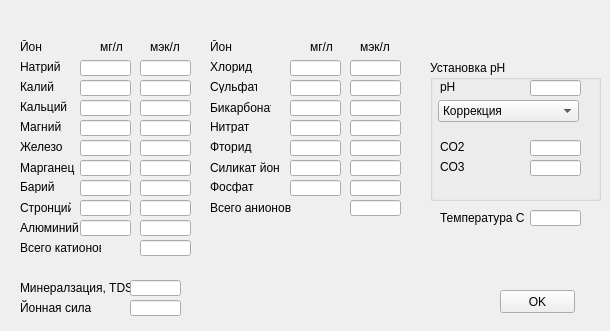
Before: the Qt Designer form Osmos/second.ui in EvgenySavushkin/QtOsmos, drawn with Qt 5.
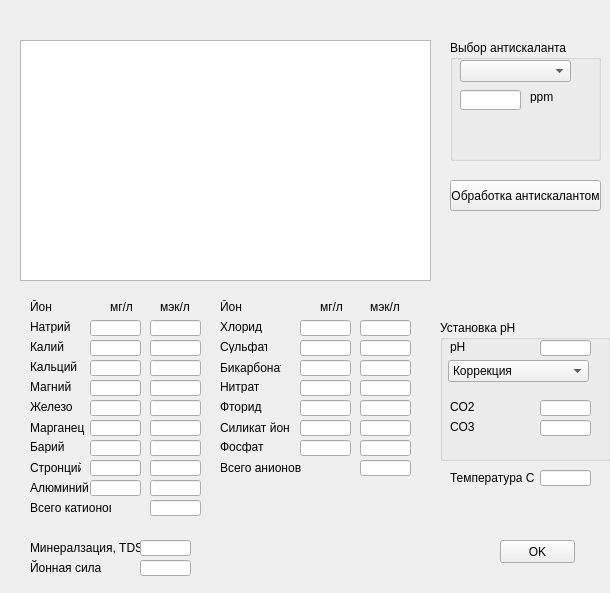
After: the same form once the commit is applied.

Patch:
```diff
--- a/Osmos/second.ui
+++ b/Osmos/second.ui
@@ -7,14 +7,14 @@
     <x>0</x>
     <y>0</y>
     <width>610</width>
-    <height>331</height>
+    <height>593</height>
    </rect>
   </property>
   <widget class="QLabel" name="label_26">
    <property name="geometry">
     <rect>
-     <x>440</x>
-     <y>210</y>
+     <x>450</x>
+     <y>470</y>
      <width>91</width>
      <height>16</height>
     </rect>
@@ -26,8 +26,8 @@
   <widget class="QLabel" name="label_8">
    <property name="geometry">
     <rect>
-     <x>210</x>
-     <y>200</y>
+     <x>220</x>
+     <y>460</y>
      <width>81</width>
      <height>16</height>
     </rect>
@@ -39,8 +39,8 @@
   <widget class="QLabel" name="label_18">
    <property name="geometry">
     <rect>
-     <x>20</x>
-     <y>280</y>
+     <x>30</x>
+     <y>540</y>
      <width>111</width>
      <height>16</height>
     </rect>
@@ -52,8 +52,8 @@
   <widget class="QLabel" name="label_16">
    <property name="geometry">
     <rect>
-     <x>20</x>
-     <y>200</y>
+     <x>30</x>
+     <y>460</y>
      <width>51</width>
      <height>16</height>
     </rect>
@@ -65,8 +65,8 @@
   <widget class="QLabel" name="label_28">
    <property name="geometry">
     <rect>
-     <x>210</x>
-     <y>80</y>
+     <x>220</x>
+     <y>340</y>
      <width>47</width>
      <height>13</height>
     </rect>
@@ -78,8 +78,8 @@
   <widget class="QLabel" name="label_3">
    <property name="geometry">
     <rect>
-     <x>150</x>
-     <y>40</y>
+     <x>160</x>
+     <y>300</y>
      <width>47</width>
      <height>13</height>
     </rect>
@@ -91,8 +91,8 @@
   <widget class="QLineEdit" name="lineEdit_8">
    <property name="geometry">
     <rect>
-     <x>80</x>
-     <y>160</y>
+     <x>90</x>
+     <y>420</y>
      <width>51</width>
      <height>16</height>
     </rect>
@@ -101,8 +101,8 @@
   <widget class="QLabel" name="label_29">
    <property name="geometry">
     <rect>
-     <x>210</x>
-     <y>100</y>
+     <x>220</x>
+     <y>360</y>
      <width>61</width>
      <height>16</height>
     </rect>
@@ -114,28 +114,34 @@
   <widget class="QLineEdit" name="lineEdit_28">
    <property name="geometry">
     <rect>
-     <x>140</x>
-     <y>100</y>
+     <x>150</x>
+     <y>360</y>
      <width>51</width>
      <height>16</height>
     </rect>
    </property>
+   <property name="readOnly">
+    <bool>true</bool>
+   </property>
   </widget>
   <widget class="QLineEdit" name="lineEdit_31">
    <property name="geometry">
     <rect>
-     <x>350</x>
-     <y>80</y>
+     <x>360</x>
+     <y>340</y>
      <width>51</width>
      <height>16</height>
     </rect>
    </property>
+   <property name="readOnly">
+    <bool>true</bool>
+   </property>
   </widget>
   <widget class="QLineEdit" name="lineEdit_36">
    <property name="geometry">
     <rect>
-     <x>350</x>
-     <y>60</y>
+     <x>360</x>
+     <y>320</y>
      <width>51</width>
      <height>16</height>
     </rect>
@@ -144,8 +150,8 @@
   <widget class="QLineEdit" name="lineEdit_3">
    <property name="geometry">
     <rect>
-     <x>80</x>
-     <y>100</y>
+     <x>90</x>
+     <y>360</y>
      <width>51</width>
      <height>16</height>
     </rect>
@@ -154,18 +160,21 @@
   <widget class="QLineEdit" name="lineEdit_40">
    <property name="geometry">
     <rect>
-     <x>350</x>
-     <y>140</y>
+     <x>360</x>
+     <y>400</y>
      <width>51</width>
      <height>16</height>
     </rect>
    </property>
+   <property name="readOnly">
+    <bool>true</bool>
+   </property>
   </widget>
   <widget class="QLabel" name="label_24">
    <property name="geometry">
     <rect>
-     <x>210</x>
-     <y>120</y>
+     <x>220</x>
+     <y>380</y>
      <width>47</width>
      <height>13</height>
     </rect>
@@ -177,28 +186,34 @@
   <widget class="QLineEdit" name="lineEdit_25">
    <property name="geometry">
     <rect>
-     <x>140</x>
-     <y>220</y>
+     <x>150</x>
+     <y>480</y>
      <width>51</width>
      <height>16</height>
     </rect>
    </property>
+   <property name="readOnly">
+    <bool>true</bool>
+   </property>
   </widget>
   <widget class="QLineEdit" name="lineEdit_38">
    <property name="geometry">
     <rect>
-     <x>350</x>
-     <y>100</y>
+     <x>360</x>
+     <y>360</y>
      <width>51</width>
      <height>16</height>
     </rect>
    </property>
+   <property name="readOnly">
+    <bool>true</bool>
+   </property>
   </widget>
   <widget class="QPushButton" name="pushButton_2">
    <property name="geometry">
     <rect>
      <x>500</x>
-     <y>290</y>
+     <y>540</y>
      <width>75</width>
      <height>23</height>
     </rect>
@@ -210,8 +225,8 @@
   <widget class="QLabel" name="label_7">
    <property name="geometry">
     <rect>
-     <x>20</x>
-     <y>240</y>
+     <x>30</x>
+     <y>500</y>
      <width>81</width>
      <height>16</height>
     </rect>
@@ -223,18 +238,21 @@
   <widget class="QLineEdit" name="lineEdit_39">
    <property name="geometry">
     <rect>
-     <x>350</x>
-     <y>160</y>
+     <x>360</x>
+     <y>420</y>
      <width>51</width>
      <height>16</height>
     </rect>
    </property>
+   <property name="readOnly">
+    <bool>true</bool>
+   </property>
   </widget>
   <widget class="QLabel" name="label_19">
    <property name="geometry">
     <rect>
-     <x>210</x>
-     <y>60</y>
+     <x>220</x>
+     <y>320</y>
      <width>47</width>
      <height>13</height>
     </rect>
@@ -246,8 +264,8 @@
   <widget class="QLabel" name="label_5">
    <property name="geometry">
     <rect>
-     <x>360</x>
-     <y>40</y>
+     <x>370</x>
+     <y>300</y>
      <width>47</width>
      <height>13</height>
     </rect>
@@ -259,8 +277,8 @@
   <widget class="QLineEdit" name="lineEdit">
    <property name="geometry">
     <rect>
-     <x>80</x>
-     <y>60</y>
+     <x>90</x>
+     <y>320</y>
      <width>51</width>
      <height>16</height>
     </rect>
@@ -269,31 +287,34 @@
   <widget class="QLineEdit" name="lineEdit_21">
    <property name="geometry">
     <rect>
-     <x>140</x>
-     <y>80</y>
+     <x>150</x>
+     <y>340</y>
      <width>51</width>
      <height>16</height>
     </rect>
    </property>
+   <property name="readOnly">
+    <bool>true</bool>
+   </property>
   </widget>
   <widget class="QLineEdit" name="lineEdit_32">
    <property name="geometry">
     <rect>
-     <x>130</x>
-     <y>280</y>
+     <x>140</x>
+     <y>540</y>
      <width>51</width>
      <height>16</height>
     </rect>
    </property>
    <property name="readOnly">
-    <bool>false</bool>
+    <bool>true</bool>
    </property>
   </widget>
   <widget class="QLineEdit" name="lineEdit_9">
    <property name="geometry">
     <rect>
-     <x>80</x>
-     <y>140</y>
+     <x>90</x>
+     <y>400</y>
      <width>51</width>
      <height>16</height>
     </rect>
@@ -302,18 +323,21 @@
   <widget class="QLineEdit" name="lineEdit_34">
    <property name="geometry">
     <rect>
-     <x>350</x>
-     <y>120</y>
+     <x>360</x>
+     <y>380</y>
      <width>51</width>
      <height>16</height>
     </rect>
    </property>
+   <property name="readOnly">
+    <bool>true</bool>
+   </property>
   </widget>
   <widget class="QLabel" name="label_25">
    <property name="geometry">
     <rect>
-     <x>210</x>
-     <y>160</y>
+     <x>220</x>
+     <y>420</y>
      <width>71</width>
      <height>16</height>
     </rect>
@@ -325,8 +349,8 @@
   <widget class="QGroupBox" name="groupBox">
    <property name="geometry">
     <rect>
-     <x>430</x>
-     <y>60</y>
+     <x>440</x>
+     <y>320</y>
      <width>171</width>
      <height>141</height>
     </rect>
@@ -433,8 +457,8 @@
   <widget class="QLabel" name="label_9">
    <property name="geometry">
     <rect>
-     <x>20</x>
-     <y>60</y>
+     <x>30</x>
+     <y>320</y>
      <width>47</width>
      <height>13</height>
     </rect>
@@ -446,8 +470,8 @@
   <widget class="QLineEdit" name="lineEdit_35">
    <property name="geometry">
     <rect>
-     <x>130</x>
-     <y>300</y>
+     <x>140</x>
+     <y>560</y>
      <width>51</width>
      <height>16</height>
     </rect>
@@ -459,8 +483,8 @@
   <widget class="QLineEdit" name="lineEdit_2">
    <property name="geometry">
     <rect>
-     <x>80</x>
-     <y>80</y>
+     <x>90</x>
+     <y>340</y>
      <width>51</width>
      <height>16</height>
     </rect>
@@ -469,8 +493,8 @@
   <widget class="QLineEdit" name="lineEdit_5">
    <property name="geometry">
     <rect>
-     <x>80</x>
-     <y>200</y>
+     <x>90</x>
+     <y>460</y>
      <width>51</width>
      <height>16</height>
     </rect>
@@ -479,8 +503,8 @@
   <widget class="QLineEdit" name="lineEdit_14">
    <property name="geometry">
     <rect>
-     <x>290</x>
-     <y>120</y>
+     <x>300</x>
+     <y>380</y>
      <width>51</width>
      <height>16</height>
     </rect>
@@ -489,8 +513,8 @@
   <widget class="QLabel" name="label_14">
    <property name="geometry">
     <rect>
-     <x>20</x>
-     <y>160</y>
+     <x>30</x>
+     <y>420</y>
      <width>61</width>
      <height>16</height>
     </rect>
@@ -502,8 +526,8 @@
   <widget class="QLabel" name="label_17">
    <property name="geometry">
     <rect>
-     <x>20</x>
-     <y>220</y>
+     <x>30</x>
+     <y>480</y>
      <width>61</width>
      <height>16</height>
     </rect>
@@ -515,8 +539,8 @@
   <widget class="QLineEdit" name="lineEdit_7">
    <property name="geometry">
     <rect>
-     <x>290</x>
-     <y>80</y>
+     <x>300</x>
+     <y>340</y>
      <width>51</width>
      <height>16</height>
     </rect>
@@ -525,18 +549,21 @@
   <widget class="QLineEdit" name="lineEdit_23">
    <property name="geometry">
     <rect>
-     <x>140</x>
-     <y>180</y>
+     <x>150</x>
+     <y>440</y>
      <width>51</width>
      <height>16</height>
     </rect>
    </property>
+   <property name="readOnly">
+    <bool>true</bool>
+   </property>
   </widget>
   <widget class="QLineEdit" name="lineEdit_13">
    <property name="geometry">
     <rect>
-     <x>290</x>
-     <y>180</y>
+     <x>300</x>
+     <y>440</y>
      <width>51</width>
      <height>16</height>
     </rect>
@@ -545,8 +572,8 @@
   <widget class="QLabel" name="label_4">
    <property name="geometry">
     <rect>
-     <x>210</x>
-     <y>40</y>
+     <x>220</x>
+     <y>300</y>
      <width>47</width>
      <height>13</height>
     </rect>
@@ -558,18 +585,21 @@
   <widget class="QLineEdit" name="lineEdit_24">
    <property name="geometry">
     <rect>
-     <x>140</x>
-     <y>120</y>
+     <x>150</x>
+     <y>380</y>
      <width>51</width>
      <height>16</height>
     </rect>
    </property>
+   <property name="readOnly">
+    <bool>true</bool>
+   </property>
   </widget>
   <widget class="QLineEdit" name="lineEdit_15">
    <property name="geometry">
     <rect>
-     <x>530</x>
-     <y>210</y>
+     <x>540</x>
+     <y>470</y>
      <width>51</width>
      <height>16</height>
     </rect>
@@ -578,8 +608,8 @@
   <widget class="QLineEdit" name="lineEdit_22">
    <property name="geometry">
     <rect>
-     <x>140</x>
-     <y>240</y>
+     <x>150</x>
+     <y>500</y>
      <width>51</width>
      <height>16</height>
     </rect>
@@ -591,8 +621,8 @@
   <widget class="QLabel" name="label_12">
    <property name="geometry">
     <rect>
-     <x>20</x>
-     <y>120</y>
+     <x>30</x>
+     <y>380</y>
      <width>47</width>
      <height>13</height>
     </rect>
@@ -604,8 +634,8 @@
   <widget class="QLineEdit" name="lineEdit_4">
    <property name="geometry">
     <rect>
-     <x>80</x>
-     <y>180</y>
+     <x>90</x>
+     <y>440</y>
      <width>51</width>
      <height>16</height>
     </rect>
@@ -614,8 +644,8 @@
   <widget class="QLabel" name="label_2">
    <property name="geometry">
     <rect>
-     <x>100</x>
-     <y>40</y>
+     <x>110</x>
+     <y>300</y>
      <width>47</width>
      <height>13</height>
     </rect>
@@ -627,8 +657,8 @@
   <widget class="QLineEdit" name="lineEdit_18">
    <property name="geometry">
     <rect>
-     <x>290</x>
-     <y>100</y>
+     <x>300</x>
+     <y>360</y>
      <width>51</width>
      <height>16</height>
     </rect>
@@ -637,28 +667,34 @@
   <widget class="QLineEdit" name="lineEdit_27">
    <property name="geometry">
     <rect>
-     <x>140</x>
-     <y>200</y>
+     <x>150</x>
+     <y>460</y>
      <width>51</width>
      <height>16</height>
     </rect>
    </property>
+   <property name="readOnly">
+    <bool>true</bool>
+   </property>
   </widget>
   <widget class="QLineEdit" name="lineEdit_29">
    <property name="geometry">
     <rect>
-     <x>140</x>
-     <y>160</y>
+     <x>150</x>
+     <y>420</y>
      <width>51</width>
      <height>16</height>
     </rect>
    </property>
+   <property name="readOnly">
+    <bool>true</bool>
+   </property>
   </widget>
   <widget class="QLineEdit" name="lineEdit_19">
    <property name="geometry">
     <rect>
-     <x>290</x>
-     <y>160</y>
+     <x>300</x>
+     <y>420</y>
      <width>51</width>
      <height>16</height>
     </rect>
@@ -667,8 +703,8 @@
   <widget class="QLineEdit" name="lineEdit_11">
    <property name="geometry">
     <rect>
-     <x>80</x>
-     <y>220</y>
+     <x>90</x>
+     <y>480</y>
      <width>51</width>
      <height>16</height>
     </rect>
@@ -677,8 +713,8 @@
   <widget class="QLineEdit" name="lineEdit_6">
    <property name="geometry">
     <rect>
-     <x>80</x>
-     <y>120</y>
+     <x>90</x>
+     <y>380</y>
      <width>51</width>
      <height>16</height>
     </rect>
@@ -687,8 +723,8 @@
   <widget class="QLabel" name="label_10">
    <property name="geometry">
     <rect>
-     <x>20</x>
-     <y>80</y>
+     <x>30</x>
+     <y>340</y>
      <width>47</width>
      <height>13</height>
     </rect>
@@ -700,8 +736,8 @@
   <widget class="QLabel" name="label_20">
    <property name="geometry">
     <rect>
-     <x>20</x>
-     <y>300</y>
+     <x>30</x>
+     <y>560</y>
      <width>81</width>
      <height>16</height>
     </rect>
@@ -713,8 +749,8 @@
   <widget class="QLineEdit" name="lineEdit_20">
    <property name="geometry">
     <rect>
-     <x>290</x>
-     <y>140</y>
+     <x>300</x>
+     <y>400</y>
      <width>51</width>
      <height>16</height>
     </rect>
@@ -723,8 +759,8 @@
   <widget class="QLabel" name="label_15">
    <property name="geometry">
     <rect>
-     <x>20</x>
-     <y>180</y>
+     <x>30</x>
+     <y>440</y>
      <width>47</width>
      <height>13</height>
     </rect>
@@ -736,8 +772,8 @@
   <widget class="QLabel" name="label_21">
    <property name="geometry">
     <rect>
-     <x>210</x>
-     <y>180</y>
+     <x>220</x>
+     <y>440</y>
      <width>47</width>
      <height>13</height>
     </rect>
@@ -749,8 +785,8 @@
   <widget class="QLabel" name="label_6">
    <property name="geometry">
     <rect>
-     <x>310</x>
-     <y>40</y>
+     <x>320</x>
+     <y>300</y>
      <width>47</width>
      <height>13</height>
     </rect>
@@ -762,8 +798,8 @@
   <widget class="QLabel" name="label_13">
    <property name="geometry">
     <rect>
-     <x>20</x>
-     <y>140</y>
+     <x>30</x>
+     <y>400</y>
      <width>47</width>
      <height>13</height>
     </rect>
@@ -775,8 +811,8 @@
   <widget class="QLabel" name="label">
    <property name="geometry">
     <rect>
-     <x>20</x>
-     <y>40</y>
+     <x>30</x>
+     <y>300</y>
      <width>47</width>
      <height>13</height>
     </rect>
@@ -788,18 +824,21 @@
   <widget class="QLineEdit" name="lineEdit_33">
    <property name="geometry">
     <rect>
-     <x>350</x>
-     <y>180</y>
+     <x>360</x>
+     <y>440</y>
      <width>51</width>
      <height>16</height>
     </rect>
    </property>
+   <property name="readOnly">
+    <bool>true</bool>
+   </property>
   </widget>
   <widget class="QLineEdit" name="lineEdit_37">
    <property name="geometry">
     <rect>
-     <x>350</x>
-     <y>200</y>
+     <x>360</x>
+     <y>460</y>
      <width>51</width>
      <height>16</height>
     </rect>
@@ -811,8 +850,8 @@
   <widget class="QLabel" name="label_11">
    <property name="geometry">
     <rect>
-     <x>20</x>
-     <y>100</y>
+     <x>30</x>
+     <y>360</y>
      <width>47</width>
      <height>13</height>
     </rect>
@@ -824,18 +863,21 @@
   <widget class="QLineEdit" name="lineEdit_30">
    <property name="geometry">
     <rect>
-     <x>140</x>
-     <y>140</y>
+     <x>150</x>
+     <y>400</y>
      <width>51</width>
      <height>16</height>
     </rect>
    </property>
+   <property name="readOnly">
+    <bool>true</bool>
+   </property>
   </widget>
   <widget class="QLabel" name="label_27">
    <property name="geometry">
     <rect>
-     <x>210</x>
-     <y>140</y>
+     <x>220</x>
+     <y>400</y>
      <width>47</width>
      <height>13</height>
     </rect>
@@ -847,8 +889,8 @@
   <widget class="QLineEdit" name="lineEdit_16">
    <property name="geometry">
     <rect>
-     <x>290</x>
-     <y>60</y>
+     <x>300</x>
+     <y>320</y>
      <width>51</width>
      <height>16</height>
     </rect>
@@ -857,12 +899,15 @@
   <widget class="QLineEdit" name="lineEdit_26">
    <property name="geometry">
     <rect>
-     <x>140</x>
-     <y>60</y>
+     <x>150</x>
+     <y>320</y>
      <width>51</width>
      <height>16</height>
     </rect>
    </property>
+   <property name="readOnly">
+    <bool>true</bool>
+   </property>
   </widget>
   <widget class="QWidget" name="verticalLayoutWidget">
    <property name="geometry">
@@ -875,6 +920,78 @@
    </property>
    <layout class="QVBoxLayout" name="verticalLayout"/>
   </widget>
+  <widget class="QGroupBox" name="groupBox_2">
+   <property name="geometry">
+    <rect>
+     <x>450</x>
+     <y>40</y>
+     <width>151</width>
+     <height>121</height>
+    </rect>
+   </property>
+   <property name="title">
+    <string>Выбор антискаланта</string>
+   </property>
+   <widget class="QComboBox" name="comboBox_3">
+    <property name="geometry">
+     <rect>
+      <x>10</x>
+      <y>20</y>
+      <width>111</width>
+      <height>22</height>
+     </rect>
+    </property>
+   </widget>
+   <widget class="QLineEdit" name="lineEdit_12">
+    <property name="geometry">
+     <rect>
+      <x>10</x>
+      <y>50</y>
+      <width>61</width>
+      <height>20</height>
+     </rect>
+    </property>
+    <property name="readOnly">
+     <bool>true</bool>
+    </property>
+   </widget>
+   <widget class="QLabel" name="label_32">
+    <property name="geometry">
+     <rect>
+      <x>80</x>
+      <y>50</y>
+      <width>47</width>
+      <height>13</height>
+     </rect>
+    </property>
+    <property name="text">
+     <string>ppm</string>
+    </property>
+   </widget>
+  </widget>
+  <widget class="QGraphicsView" name="graphicsView">
+   <property name="geometry">
+    <rect>
+     <x>20</x>
+     <y>40</y>
+     <width>411</width>
+     <height>241</height>
+    </rect>
+   </property>
+  </widget>
+  <widget class="QPushButton" name="pushButton">
+   <property name="geometry">
+    <rect>
+     <x>450</x>
+     <y>180</y>
+     <width>151</width>
+     <height>31</height>
+    </rect>
+   </property>
+   <property name="text">
+    <string>Обработка антискалантом</string>
+   </property>
+  </widget>
  </widget>
  <resources/>
  <connections/>
```
